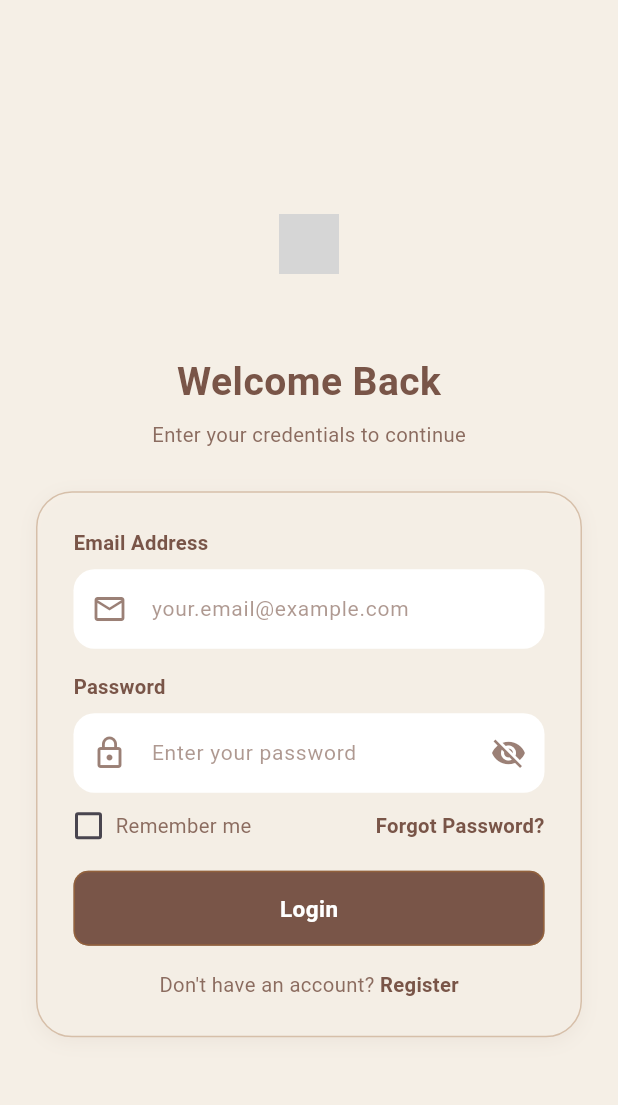
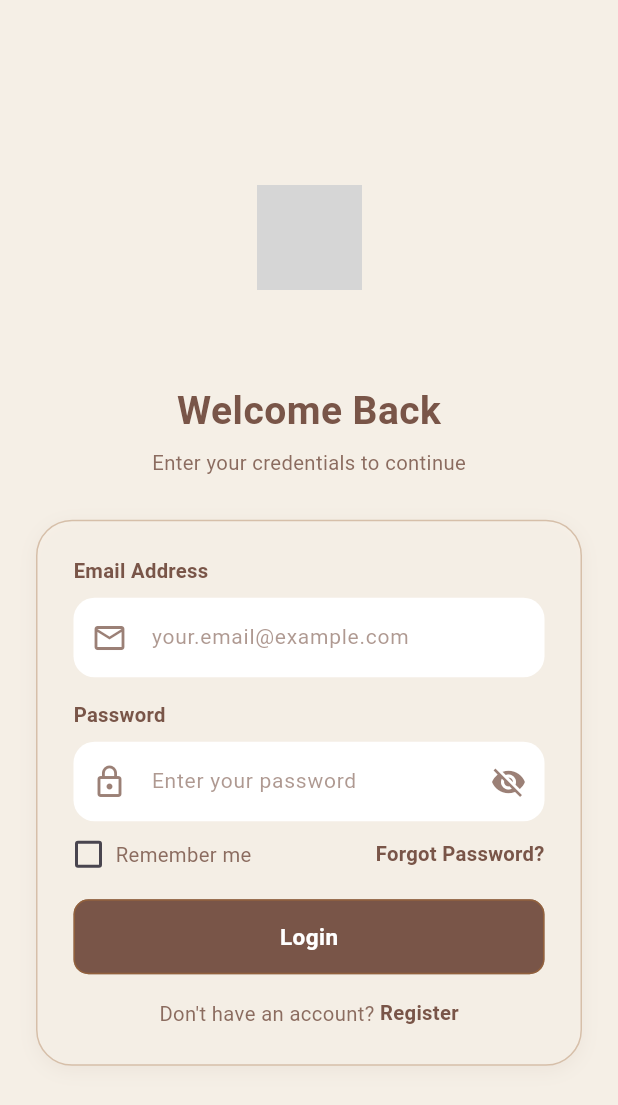
Before and after one commit to insaseemab/frontend, a Flutter app: the screen it shows after launch, on a phone screen of 412 x 824 dp. Shown: the top 1105 px of the screen. Run offline on Flutter 3.47's test engine with Material 3 defaults, Android fonts, the light colour scheme and no system bars; our stand-ins replace get, get_storage, image_picker; grey boxes are pictures that could not be loaded.

Commit message:
near to end

```diff
--- a/lib/screens/appointments/appointments_page.dart
+++ b/lib/screens/appointments/appointments_page.dart
@@ -65,7 +65,7 @@ class _AppointmentsPageState extends State<AppointmentsPage> {
     showModalBottomSheet(
       context: context,
       isScrollControlled: true,
-      backgroundColor: Colors.transparent,
+      backgroundColor: AppColors.beige,
       builder: (_) => _DetailSheet(appointmentId: apt['id'] as int),
     );
   }
--- a/lib/screens/appointments/payment_bottom_sheet.dart
+++ b/lib/screens/appointments/payment_bottom_sheet.dart
@@ -44,7 +44,7 @@ class _PaymentBottomSheetState extends State<PaymentBottomSheet> {
     try {
       await AppointmentService.payAppointment(
         widget.appointment['id'],
-        _selectedMethod == _PaymentMethod.cash ? "Cash" : "Manual",
+       _selectedMethod == _PaymentMethod.cash ? "Pay in Cash" : "Pay Online",
         _selectedMethod == _PaymentMethod.cash ? null : screenshotBytes,
       );
 
--- a/lib/screens/login_screen/login.dart
+++ b/lib/screens/login_screen/login.dart
@@ -90,11 +90,11 @@ class _LoginScreenState extends State<LoginScreen> {
               children: [
                 // Logo icon
                 Container(
-                  height: 60,
-                  width: 60,
+                  height: 90,
+                  width: 90,
                   decoration: BoxDecoration(
                     color: AppColors.navActive,
-                    borderRadius: BorderRadius.circular(16),
+                    borderRadius: BorderRadius.circular(20),
                   ),
                   padding: const EdgeInsets.all(10),
                   child: Image.asset(
@@ -103,7 +103,7 @@ class _LoginScreenState extends State<LoginScreen> {
                   ),
                 ),
 
-                const SizedBox(height: 12),
+                const SizedBox(height:20),
 
                 // Role pill
                 Container(
```
